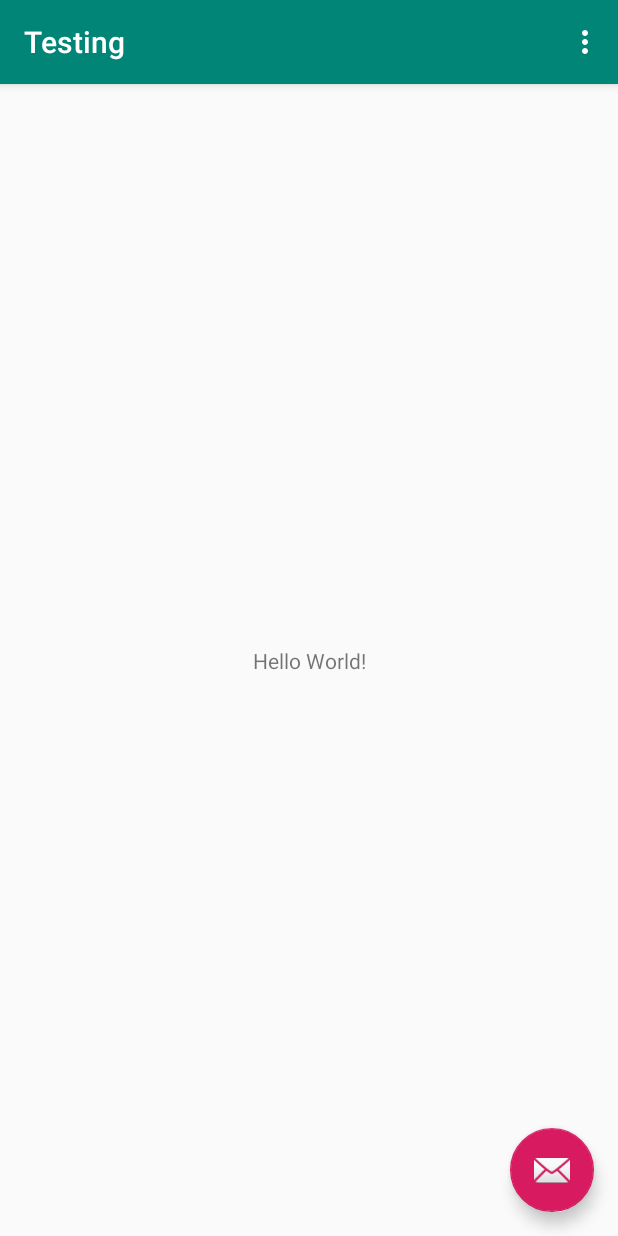
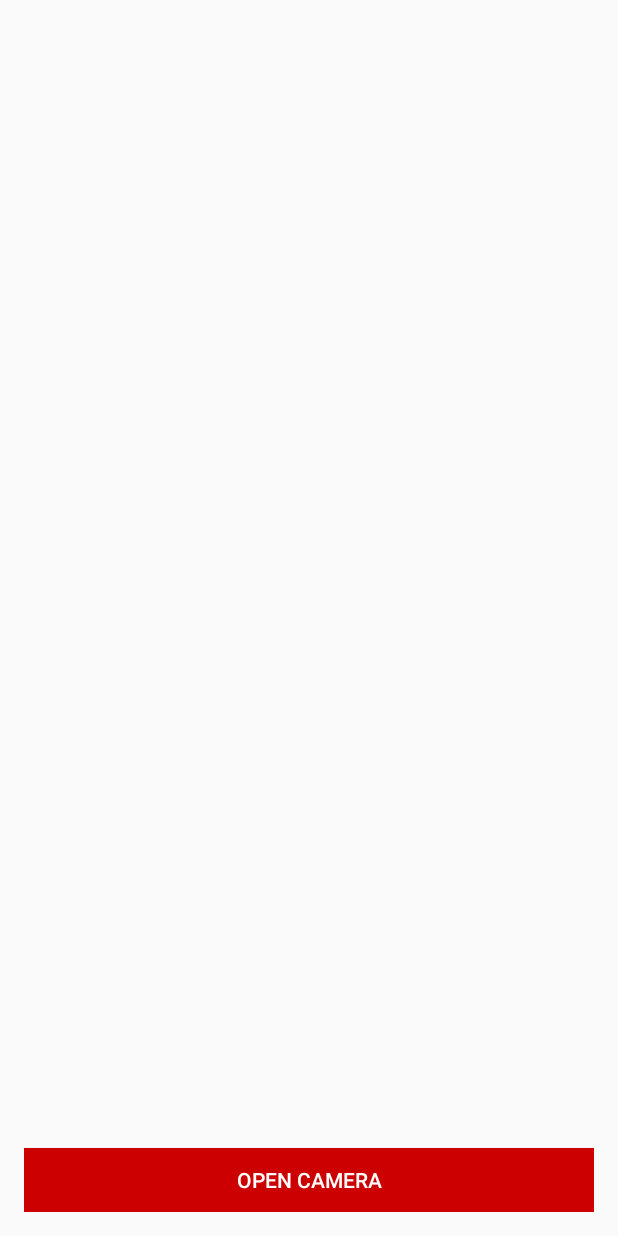
Before and after one commit to Mian-Xiang-Feng-Shui/MianXiangApp, an Android app: the screen it shows after launch (MainActivity), on a phone screen of 412 x 824 dp. Run offline under Robolectric (Android 15) with nearby library versions, the phone set to English and light mode, and no system bars.

Commit message:
Camera button and image display

```diff
--- a/app/src/main/java/com/example/testing/MainActivity.java
+++ b/app/src/main/java/com/example/testing/MainActivity.java
@@ -1,5 +1,7 @@
 package com.example.testing;
 
+import android.content.Intent;
+import android.graphics.Bitmap;
 import android.os.Bundle;
 
 import com.google.android.material.floatingactionbutton.FloatingActionButton;
@@ -8,30 +10,39 @@ import com.google.android.material.snackbar.Snackbar;
 import androidx.appcompat.app.AppCompatActivity;
 import androidx.appcompat.widget.Toolbar;
 
+import android.provider.MediaStore;
 import android.view.View;
 import android.view.Menu;
 import android.view.MenuItem;
+import android.widget.Button;
+import android.widget.ImageView;
 
 public class MainActivity extends AppCompatActivity {
-
+    ImageView imageView;
     @Override
     protected void onCreate(Bundle savedInstanceState) {
         //new commit
         super.onCreate(savedInstanceState);
         setContentView(R.layout.activity_main);
-        Toolbar toolbar = findViewById(R.id.toolbar);
-        setSupportActionBar(toolbar);
-
-        FloatingActionButton fab = findViewById(R.id.fab);
-        fab.setOnClickListener(new View.OnClickListener() {
+        //button for camera
+        Button btnCamera = (Button)findViewById(R.id.btnCamera);
+        //area for image
+        ImageView imageView = (ImageView)findViewById(R.id.imageView);
+        btnCamera.setOnClickListener(new View.OnClickListener(){
             @Override
-            public void onClick(View view) {
-                Snackbar.make(view, "Replace with your own action", Snackbar.LENGTH_LONG)
-                        .setAction("Action", null).show();
+            public void onClick (View view){
+                Intent intent = new Intent (MediaStore.ACTION_IMAGE_CAPTURE);
+                startActivityForResult(intent, 0);
             }
         });
     }
 
+    @Override
+    protected void onActivityResult(int requestCode, int resultCode, Intent data){
+        super.onActivityResult(requestCode, resultCode, data);
+        Bitmap bitmap = (Bitmap)data.getExtras().get("data");
+        imageView.setImageBitmap(bitmap);
+    }
     @Override
     public boolean onCreateOptionsMenu(Menu menu) {
         // Inflate the menu; this adds items to the action bar if it is present.
--- a/app/src/main/res/layout/activity_main.xml
+++ b/app/src/main/res/layout/activity_main.xml
@@ -1,33 +1,29 @@
 <?xml version="1.0" encoding="utf-8"?>
-<androidx.coordinatorlayout.widget.CoordinatorLayout xmlns:android="http://schemas.android.com/apk/res/android"
-    xmlns:app="http://schemas.android.com/apk/res-auto"
+<LinearLayout xmlns:android="http://schemas.android.com/apk/res/android"
     xmlns:tools="http://schemas.android.com/tools"
     android:layout_width="match_parent"
     android:layout_height="match_parent"
-    tools:context=".MainActivity">
+    android:paddingBottom="16dp"
+    android:paddingLeft="16dp"
+    android:paddingRight="16dp"
+    android:paddingTop="16dp"
+    android:orientation="vertical"
+    android:weightSum="10"
+    tools:context="com.example.testing.MainActivity">
+    <ImageView
+        android:id="@+id/imageView"
+        android:layout_weight="9"
+        android:layout_width="match_parent"
+        android:layout_height="fill_parent"/>
 
-    <com.google.android.material.appbar.AppBarLayout
+    <Button
+        android:id="@+id/btnCamera"
+        android:layout_weight="1"
+        android:layout_height="wrap_content"
         android:layout_width="match_parent"
-        android:layout_height="wrap_content"
-        android:theme="@style/AppTheme.AppBarOverlay">
+        android:background="@android:color/holo_red_dark"
+        android:textColor="@android:color/white"
+        android:text="Open Camera"
+        />
 
-        <androidx.appcompat.widget.Toolbar
-            android:id="@+id/toolbar"
-            android:layout_width="match_parent"
-            android:layout_height="?attr/actionBarSize"
-            android:background="?attr/colorPrimary"
-            app:popupTheme="@style/AppTheme.PopupOverlay" />
-
-    </com.google.android.material.appbar.AppBarLayout>
-
-    <include layout="@layout/content_main" />
-
-    <com.google.android.material.floatingactionbutton.FloatingActionButton
-        android:id="@+id/fab"
-        android:layout_width="wrap_content"
-        android:layout_height="wrap_content"
-        android:layout_gravity="bottom|end"
-        android:layout_margin="@dimen/fab_margin"
-        app:srcCompat="@android:drawable/ic_dialog_email" />
-
-</androidx.coordinatorlayout.widget.CoordinatorLayout>
+</LinearLayout>
```
